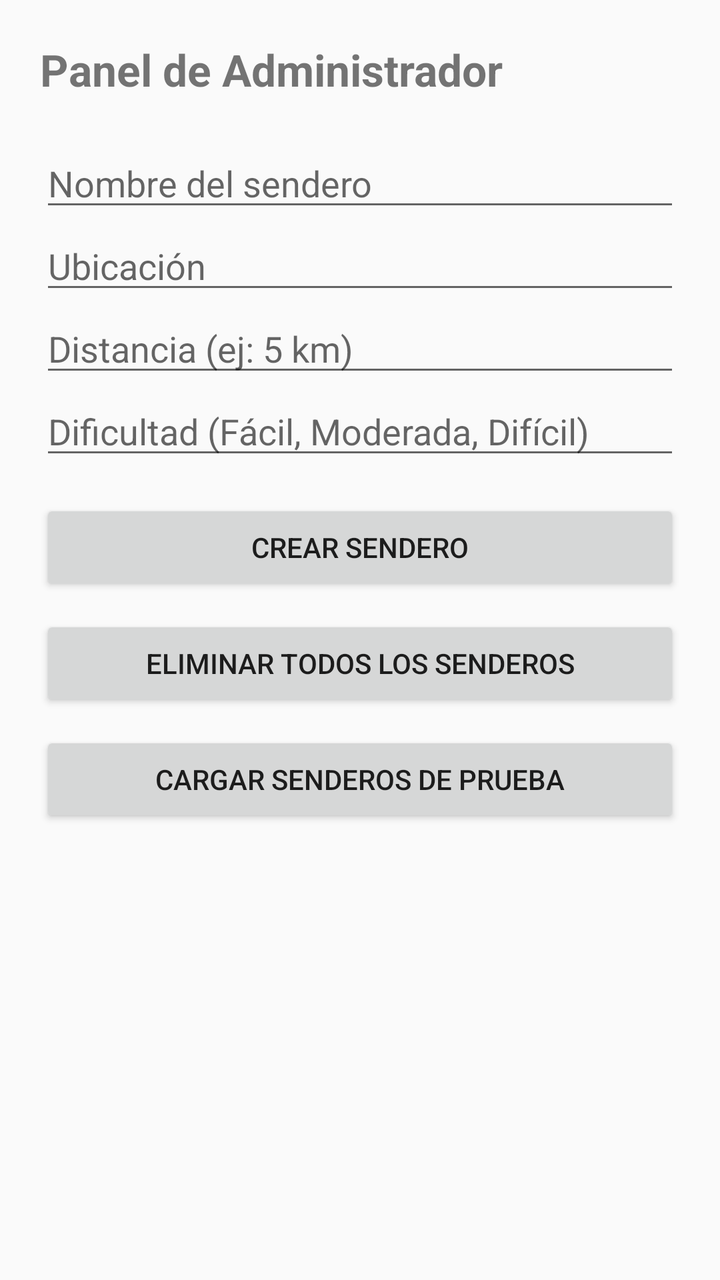
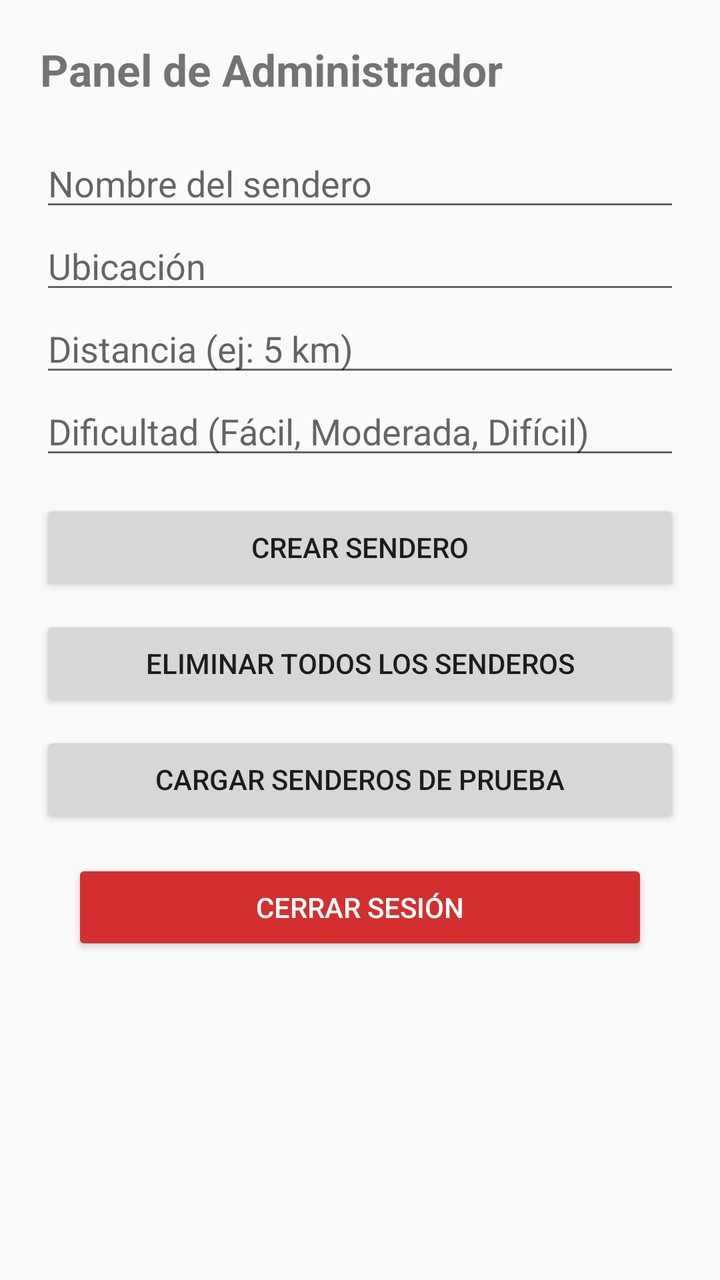

Before-and-after screenshots of an Android layout around one commit, followed by the original layout XML and the change that was made.
<!-- AndroidManifest.xml: application theme Theme.AppCompat.Light.NoActionBar -->
<!-- res/layout/activity_admin.xml -->
<?xml version="1.0" encoding="utf-8"?>
<ScrollView xmlns:android="http://schemas.android.com/apk/res/android"
    android:id="@+id/main"
    android:layout_width="match_parent"
    android:layout_height="match_parent">

    <LinearLayout
        android:layout_width="match_parent"
        android:layout_height="wrap_content"
        android:orientation="vertical"
        android:padding="20dp">

        <TextView
            android:layout_width="match_parent"
            android:layout_height="wrap_content"
            android:text="Panel de Administrador"
            android:textSize="22sp"
            android:textStyle="bold"
            android:layout_marginBottom="20dp"/>

        <EditText
            android:id="@+id/etNombre"
            android:layout_width="match_parent"
            android:layout_height="wrap_content"
            android:hint="Nombre del sendero"/>

        <EditText
            android:id="@+id/etUbicacion"
            android:layout_width="match_parent"
            android:layout_height="wrap_content"
            android:hint="Ubicación"/>

        <EditText
            android:id="@+id/etDistancia"
            android:layout_width="match_parent"
            android:layout_height="wrap_content"
            android:hint="Distancia (ej: 5 km)"/>

        <EditText
            android:id="@+id/etDificultad"
            android:layout_width="match_parent"
            android:layout_height="wrap_content"
            android:hint="Dificultad (Fácil, Moderada, Difícil)"/>

        <Button
            android:id="@+id/btnCrear"
            android:layout_width="match_parent"
            android:layout_height="wrap_content"
            android:text="Crear Sendero"
            android:layout_marginTop="15dp"/>

        <Button
            android:id="@+id/btnEliminar"
            android:layout_width="match_parent"
            android:layout_height="wrap_content"
            android:text="Eliminar TODOS los senderos"
            android:layout_marginTop="10dp"/>


        <Button
            android:id="@+id/btnCargarDatos"
            android:layout_width="match_parent"
            android:layout_height="wrap_content"
            android:text="Cargar Senderos de Prueba"
            android:layout_marginTop="10dp"/>

    </LinearLayout>

</ScrollView>
<!-- resources referenced by this layout -->
<resources>

</resources>

<!-- the commit's change to res/layout/activity_admin.xml (unified diff, before → after) -->
@@ -63,6 +63,14 @@
             android:layout_height="wrap_content"
             android:text="Cargar Senderos de Prueba"
             android:layout_marginTop="10dp"/>
+        <Button
+            android:id="@+id/btnLogout"
+            android:layout_width="match_parent"
+            android:layout_height="wrap_content"
+            android:text="Cerrar sesión"
+            android:backgroundTint="#D32F2F"
+            android:textColor="#FFFFFF"
+            android:layout_margin="16dp"/>
 
     </LinearLayout>
 
